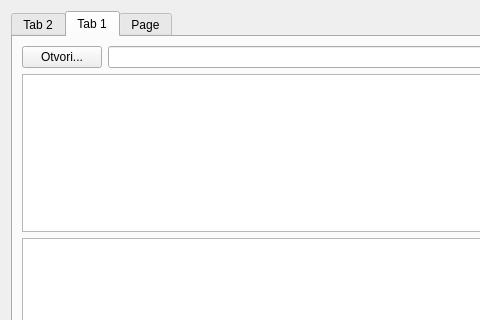
This is DigitalniPotpis/decryptionwindow.ui in jospudja/Digitalni-potpis as Qt 5 draws it before an edit; both pictures show x 0 to 480 and y 0 to 320 of the 672 by 419 pixel window. The edited form follows.
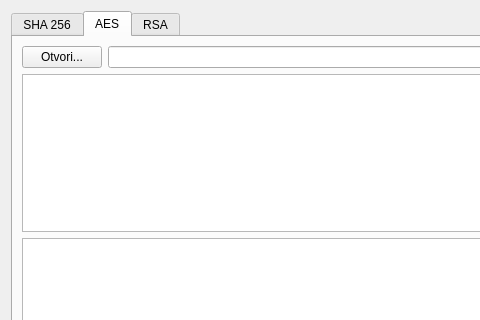
This is the edited form.

Diff of the .ui file:
```diff
--- a/DigitalniPotpis/decryptionwindow.ui
+++ b/DigitalniPotpis/decryptionwindow.ui
@@ -24,12 +24,12 @@
      </property>
      <widget class="QWidget" name="tab_2">
       <attribute name="title">
-       <string>Tab 2</string>
+       <string>SHA 256</string>
       </attribute>
      </widget>
      <widget class="QWidget" name="tab">
       <attribute name="title">
-       <string>Tab 1</string>
+       <string>AES</string>
       </attribute>
       <layout class="QGridLayout" name="gridLayout_2">
        <item row="0" column="0">
@@ -60,7 +60,7 @@
      </widget>
      <widget class="QWidget" name="tab_3">
       <attribute name="title">
-       <string>Page</string>
+       <string>RSA</string>
       </attribute>
      </widget>
     </widget>
```
Left out of the diff: 5 changed lines with no effect on the pictures.
